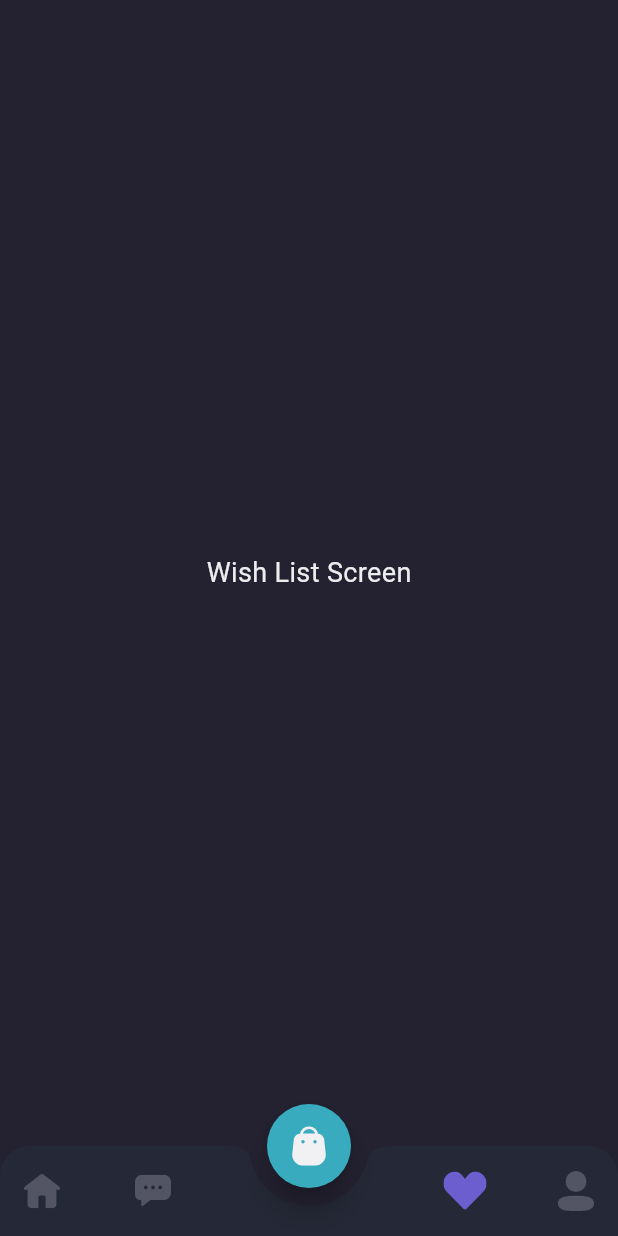
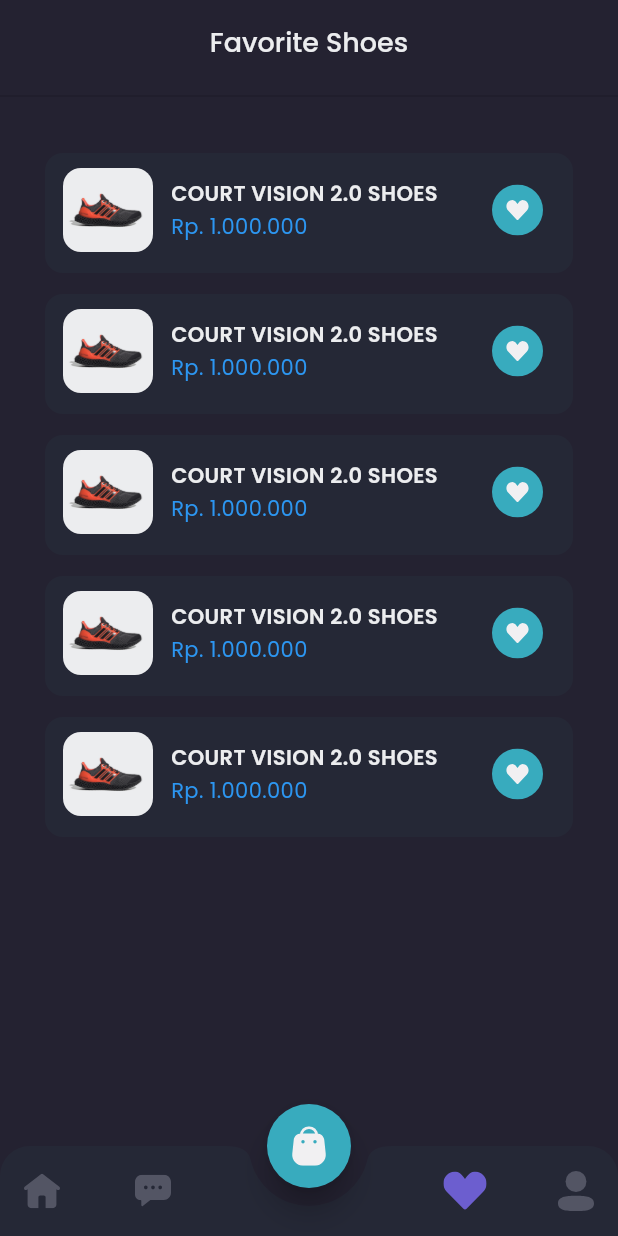
Before and after one commit to holis12821/shamo-app-mobile, a Flutter app: the MainScreen screen opened by its route, item 3 of the bottom bar chosen, on a phone screen of 412 x 824 dp. Run offline on Flutter 3.47's test engine with Material 3 defaults, Android fonts, the phone set to English and light mode, and no system bars; our stand-ins replace audioplayers, equatable, flutter_bloc, flutter_svg, google_fonts.

Commit message:
Add layout new page wishlist page

```diff
--- a/lib/core/theme/custom_app_dimensions.dart
+++ b/lib/core/theme/custom_app_dimensions.dart
@@ -8,12 +8,14 @@ class CustomAppDimensions {
   static const kSize231 = 231.0;
   static const kSize155 = 155.0;
   static const kSize30 = 30.0;
+  static const kSize34 = 34.0;
   static const kSize80 = 80.0;
   static const kSize74 = 74.0;
   static const kSize70 = 70.0;
   static const kSize60 = 60.0;
   static const kSize20 = 20.0;
   static const kSize22 = 22.0;
+  static const kSize23 = 23.0;
   static const kSize24 = 24.0;
   static const kSize50 = 50.0;
   static const kSize54 = 54.0;
--- a/lib/l10n/intl_en.arb
+++ b/lib/l10n/intl_en.arb
@@ -38,5 +38,8 @@
     "product_name": "COURT VISION 2.0 SHOES",
     "add_to_cart": "Add to Cart",
     "buy_now": "Buy Now",
-    "chat_message": "Good night, This item is only available in size 42 and 43"
+    "chat_message": "Good night, This item is only available in size 42 and 43",
+    "favorite_shoes": "Favorite Shoes",
+    "empty_wishlist_shoes": "You don't have dream shoes?",
+    "find_favorite_shoes": "Let's find your favorite shoes"
 }
--- a/lib/l10n/intl_id.arb
+++ b/lib/l10n/intl_id.arb
@@ -2,15 +2,15 @@
     "@@locale": "id",
     "login": "Login",
     "@login": {
-       "description": "Title Login",
-       "type": "text"
+        "description": "Title Login",
+        "type": "text"
     },
     "sign_in_to_continue": "Daftar untuk Masuk",
     "@sign_in_to_continue": {
         "description": "Subtitle dibawah title Login"
     },
     "email_address": "Alamat Email",
-    "@email_address":{
+    "@email_address": {
         "description": "Label untuk form email"
     },
     "password": "Password",
@@ -156,5 +156,17 @@
     "chat_message": "Selamat malam, Item ini hanya tersedia dalam ukuran 42 dan 43",
     "@chat_message": {
         "description": "message text"
+    },
+    "favorite_shoes": "Sepatu Favorit",
+    "@favorite_shoes": {
+        "description": "Wording Sepatu Favorit"
+    },
+    "empty_wishlist_shoes": " Anda tidak memiliki sepatu impian?",
+    "@empty_wishlist_shoes": {
+        "description": "empty_title_wishlist"
+    },
+    "find_favorite_shoes": "Mari temukan sepatu favorit Anda",
+    "@find_favorite_shoes": {
+        "description": "temukan sepatu yang anda suka"
     }
 }
--- a/lib/presentation/screens/wish_list_screen/wish_list_screen.dart
+++ b/lib/presentation/screens/wish_list_screen/wish_list_screen.dart
@@ -1,17 +1,123 @@
 import 'package:flutter/material.dart';
+import 'package:flutter_svg/flutter_svg.dart';
 import 'package:shamoapps/core/theme/custom_app_dimensions.dart';
 import 'package:shamoapps/core/theme/custom_app_theme.dart';
+import 'package:shamoapps/core/theme/custom_text_theme.dart';
+import 'package:shamoapps/presentation/widgets/wishlist_card_widget.dart';
+import 'package:shamoapps/src/generated/i18n/app_localizations.dart';
 
 class WishListScreen extends StatelessWidget {
   const WishListScreen({super.key});
 
   @override
   Widget build(BuildContext context) {
-    return const Center(
-      child: Text('Wish List Screen', style: TextStyle(
-          color: CustomAppTheme.kAntiFlashWhite,
-          fontSize: CustomAppDimensions.kSize18
-        ),),
+    final localizations = AppLocalizations.of(context)!;
+    return SafeArea(
+      child: Column(
+        children: [
+          headerWishList(localizations),
+          const Divider(
+            thickness: 1,
+            color: CustomAppTheme.kRaisinPrimaryColor,
+          ),
+          // emptyWishList(localizations),
+          wishlistContent(),
+        ],
+      ),
+    );
+  }
+
+  Widget headerWishList(AppLocalizations localizations) {
+    return AppBar(
+      backgroundColor: CustomAppTheme.kRaisinBlackSecond,
+      centerTitle: true,
+      title: Text(
+        localizations.favorite_shoes,
+        style: CustomTextTheme.primaryTextStyle.copyWith(
+          fontSize: CustomAppDimensions.kSizeMediumSemiMedium,
+          fontWeight: CustomTextTheme.medium,
+        ),
+      ),
+      elevation: 0,
+      automaticallyImplyLeading: false,
+    );
+  }
+
+  Widget emptyWishList(AppLocalizations localizations) {
+    return Expanded(
+      child: Container(
+        width: double.infinity,
+        decoration: const BoxDecoration(
+          color: CustomAppTheme.kRaisinBlackSecond,
+        ),
+        child: Column(
+          mainAxisAlignment: MainAxisAlignment.center,
+          children: [
+            SvgPicture.asset(
+              'assets/icons/ic_wishlist_empty.svg',
+              width: CustomAppDimensions.kSize74,
+            ),
+            const SizedBox(
+              height: CustomAppDimensions.kSize23,
+            ),
+            Text(
+              localizations.empty_wishlist_shoes,
+              style: CustomTextTheme.primaryTextStyle.copyWith(
+                fontSize: CustomAppDimensions.kSizeLarge,
+                fontWeight: CustomTextTheme.medium,
+              ),
+            ),
+            const SizedBox(height: CustomAppDimensions.kSizeSmall),
+            Text(
+              localizations.find_favorite_shoes,
+              style: CustomTextTheme.secondaryTextStyle,
+            ),
+            const SizedBox(height: CustomAppDimensions.kSize20),
+            SizedBox(
+              height: CustomAppDimensions.kSize44,
+              child: TextButton(
+                onPressed: () {},
+                style: TextButton.styleFrom(
+                  padding: const EdgeInsets.symmetric(
+                    vertical: CustomAppDimensions.kSize10,
+                    horizontal: CustomAppDimensions.kSize24,
+                  ),
+                  backgroundColor: CustomAppTheme.kPrimaryColor,
+                  shape: RoundedRectangleBorder(
+                    borderRadius:
+                        BorderRadius.circular(CustomAppDimensions.kSizeSmall),
+                  ),
+                ),
+                child: Text(
+                  localizations.explore_store,
+                  style: CustomTextTheme.primaryTextStyle.copyWith(
+                    fontSize: CustomAppDimensions.kSizeLarge,
+                    fontWeight: CustomTextTheme.medium,
+                  ),
+                ),
+              ),
+            ),
+          ],
+        ),
+      ),
+    );
+  }
+
+  Widget wishlistContent() {
+    return Expanded(
+      child: Container(
+        decoration: const BoxDecoration(
+          color: CustomAppTheme.kRaisinBlackSecond,
+        ),
+        child: ListView.builder(
+          padding: const EdgeInsets.all(
+            CustomAppDimensions.kSize18,
+          ),
+          itemCount: 5,
+          itemBuilder: (context, index) => const WishlistCardWidget(),
+          shrinkWrap: true,
+        ),
+      ),
     );
   }
 }
--- /dev/null
+++ b/lib/presentation/widgets/wishlist_card_widget.dart
@@ -0,0 +1,77 @@
+import 'package:flutter/material.dart';
+import 'package:flutter_svg/svg.dart';
+import 'package:shamoapps/core/theme/custom_app_dimensions.dart';
+import 'package:shamoapps/core/theme/custom_app_theme.dart';
+import 'package:shamoapps/core/theme/custom_text_theme.dart';
+import 'package:shamoapps/src/generated/i18n/app_localizations.dart';
+
+class WishlistCardWidget extends StatelessWidget {
+  const WishlistCardWidget({super.key});
+
+  @override
+  Widget build(BuildContext context) {
+    final localizations = AppLocalizations.of(context)!;
+
+    return Container(
+      margin: const EdgeInsets.only(
+        top: CustomAppDimensions.kSizeSmall,
+        left: CustomAppDimensions.kSizeSmall,
+        right: CustomAppDimensions.kSizeSmall,
+        bottom: CustomAppDimensions.kSizeSuperSmall,
+      ),
+      padding: const EdgeInsets.only(
+        top: CustomAppDimensions.kSize10,
+        left: CustomAppDimensions.kSizeSmall,
+        bottom: CustomAppDimensions.kSizeMedium,
+        right: CustomAppDimensions.kSize20,
+      ),
+      decoration: BoxDecoration(
+        borderRadius: BorderRadius.circular(
+          CustomAppDimensions.kSizeSmall,
+        ),
+        color: CustomAppTheme.kRaisinBlackLight,
+      ),
+      child: Row(
+        children: [
+          ClipRRect(
+            borderRadius: BorderRadiusGeometry.circular(
+              CustomAppDimensions.kSizeSmall,
+            ),
+            child: Image.asset(
+              'assets/images/shoes.png',
+              width: CustomAppDimensions.kSize60,
+            ),
+          ),
+          const SizedBox(width: CustomAppDimensions.kSizeSmall),
+          Expanded(
+            child: Column(
+              crossAxisAlignment: CrossAxisAlignment.start,
+              children: [
+                Text(
+                  localizations.product_name,
+                  style: CustomTextTheme.primaryTextStyle.copyWith(
+                    fontWeight: CustomTextTheme.semiBold,
+                    overflow: TextOverflow.ellipsis,
+                  ),
+                  maxLines: 1,
+                ),
+                const SizedBox(height: CustomAppDimensions.kSizeSuperSmall),
+                Text(
+                  localizations.price_nominal,
+                  style: CustomTextTheme.priceTextStyle,
+                ),
+              ],
+            ),
+          ),
+          GestureDetector(
+            onTap: () {},
+            child: SvgPicture.asset(
+              'assets/icons/ic_wishlist_active.svg',
+              width: CustomAppDimensions.kSize34,
+            ),
+          ),
+        ],
+      ),
+    );
+  }
+}
```
Also changed, not shown: lib/src/generated/i18n/app_localizations.dart, lib/src/generated/i18n/app_localizations_en.dart, lib/src/generated/i18n/app_localizations_id.dart.
